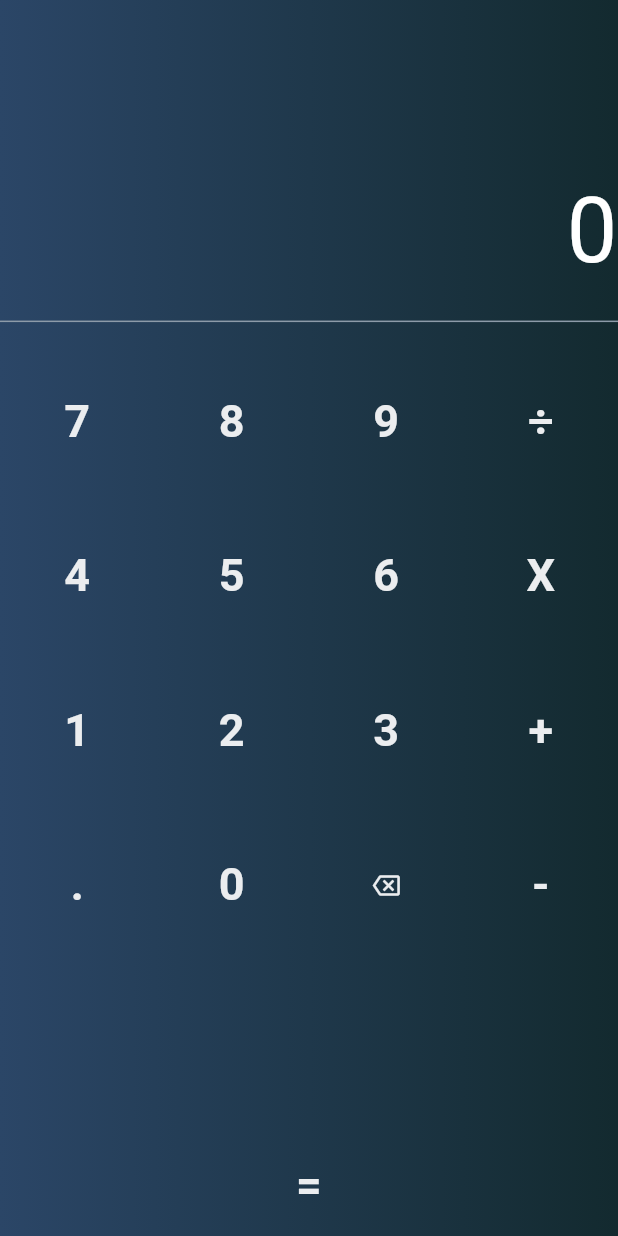
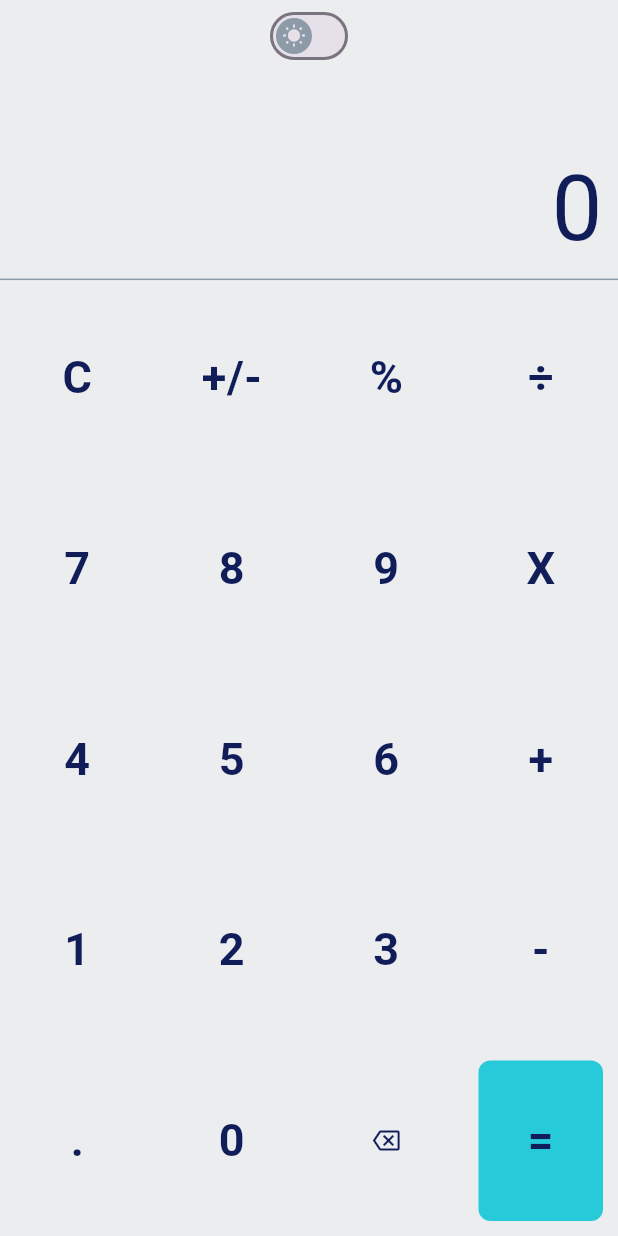
Before and after one commit to AHMED3ly4/calculator_app, a Flutter app: the screen it shows after launch, on a phone screen of 412 x 824 dp. Run offline on Flutter 3.47's test engine with Material 3 defaults, Android fonts, the phone set to English and light mode, and no system bars.

Commit message:
App logic and state management are done

```diff
--- a/lib/app_theme.dart
+++ b/lib/app_theme.dart
@@ -2,8 +2,34 @@ import 'package:flutter/material.dart';
 
 class AppTheme{
   static Color grey=const Color(0xFF8d9ba9);
-  static Color white=Colors.white;
-  static ThemeData appTheme=ThemeData(
+  static Color white=const Color(0xFFebedef);
+  static Color darkBlue=const Color(0xFF101d59);
+  static Color black= Colors.black;
+  static ThemeData appLightTheme=ThemeData(
+    primaryColor: darkBlue,
+    textTheme: TextTheme(
+      bodySmall: TextStyle(
+        color: darkBlue,
+        fontSize: 30,
+        fontWeight: FontWeight.w600
+      ),
+      bodyMedium: TextStyle(
+        color: grey,
+        fontSize: 45,
+        fontWeight: FontWeight.w400
+      ),
+      bodyLarge: TextStyle(
+        color: darkBlue,
+        fontSize: 60,
+      ),
+    ),
+    iconTheme: IconThemeData(
+      color: white,
+    ),
+  );
+
+  static ThemeData appDarkTheme=ThemeData(
+    primaryColor: white,
     textTheme: TextTheme(
       bodySmall: TextStyle(
         color: Color(0xFFebedef),
@@ -19,6 +45,9 @@ class AppTheme{
         color: white,
         fontSize: 60,
       ),
-    )
+    ),
+    iconTheme: IconThemeData(
+      color: white,
+    ),
   );
 }
--- a/lib/home_Screen.dart
+++ /dev/null
@@ -1,131 +0,0 @@
-import 'package:calculator_app/app_theme.dart';
-import 'package:calculator_app/widgets/button.dart';
-import 'package:flutter/material.dart';
-
-class HomeScreen extends StatefulWidget {
-  const HomeScreen({super.key});
-
-  @override
-  State<HomeScreen> createState() => _HomeScreenState();
-}
-
-class _HomeScreenState extends State<HomeScreen> {
-  String currentNumber='';
-  double result=0;
-  String savedNumber='';
-  String savedOperator='';
-  @override
-  Widget build(BuildContext context) {
-    var screenHeight =MediaQuery.of(context).size.height;
-    var screenWidth =MediaQuery.of(context).size.width;
-    void calculate(String operator){
-      // switch (operator){
-      //   case '+':
-      //     result= double.parse(savedNumber)+double.parse(currentNumber);
-      //     break;
-      //     case '-':
-      //     result= double.parse(savedNumber)-double.parse(currentNumber);
-      //     break;
-      //     case '÷':
-      //     result= double.parse(savedNumber)/double.parse(currentNumber);
-      //     break;
-      //     case 'X':
-      //       result= double.parse(savedNumber)*double.parse(currentNumber);
-      //       break;
-      // }
-      // savedNumber=result.toString();
-    }
-    void onNumberClicked(String number){
-      // currentNumber+=number;
-      // setState(() {
-      //
-      // });
-    }
-    void onOperatorClicked(String operator){
-      // if(savedNumber.isEmpty&& result==0){
-      //   savedNumber=currentNumber;//saved=1 current=1,
-      //   savedOperator=operator;//saved operator = +,
-      //  }
-      //   else{
-      //   calculate(savedOperator);
-      // }
-      // currentNumber=''; //current='' ,
-      // setState(() {});
-    }
-    List<Widget> buttons=[
-      Button(label: '7', onButton: onNumberClicked),
-      Button(label: '8', onButton: onNumberClicked),
-      Button(label: '9', onButton: onNumberClicked),
-      Button(label: '÷', onButton: onOperatorClicked),
-      Button(label: '4', onButton: onNumberClicked),
-      Button(label: '5', onButton: onNumberClicked),
-      Button(label: '6', onButton: onNumberClicked),
-      Button(label: 'X', onButton: onOperatorClicked),
-      Button(label: '1', onButton: onNumberClicked),
-      Button(label: '2', onButton: onNumberClicked),
-      Button(label: '3', onButton: onNumberClicked),
-      Button(label: '+', onButton: onOperatorClicked),
-      Button(label: '.', onButton: onNumberClicked),
-      Button(label: '0', onButton: onNumberClicked),
-      Button(label: 'remove', onButton: onNumberClicked),
-      Button(label: '-', onButton: onOperatorClicked),
-      Button(label: '=', onButton: onNumberClicked),
-    ];
-    return Container(
-      decoration: const BoxDecoration(
-        gradient: LinearGradient(
-            colors: [
-              Color(0xFF2b4667),
-              Color(0xFF132a2f),
-            ]
-        ),
-      ),
-      height: screenHeight,
-      width: screenWidth,
-      child: Column(
-        crossAxisAlignment: CrossAxisAlignment.stretch,
-        children: [
-          SizedBox(
-            height: MediaQuery.of(context).viewPadding.top+screenHeight*0.03,
-          ),
-          Text(
-            currentNumber,
-            textAlign: TextAlign.end,
-            style: Theme.of(context).textTheme.bodyMedium,
-            maxLines: 1,
-          ),
-          const SizedBox(
-            height: 20,
-          ),
-          Text(
-            result.round().toString(),
-            textAlign: TextAlign.end,
-            style: Theme.of(context).textTheme.bodyLarge,
-            maxLines: 1,
-          ),
-          Container(
-            margin: const EdgeInsets.symmetric(
-                vertical: 15
-            ),
-            color: AppTheme.grey,
-            width: double.infinity,
-            height: 1,
-          ),
-          Expanded(
-            flex: 8,
-              child: GridView.builder(
-                  gridDelegate: const SliverGridDelegateWithFixedCrossAxisCount(
-                    crossAxisCount: 4,
-                  ),
-                  itemBuilder: (context, index) => buttons[index],
-                physics: NeverScrollableScrollPhysics(),
-                itemCount: 16,
-              ),
-          ),
-         Expanded(
-             child: buttons[16]),
-        ],
-      ),
-    );
-  }
-}
--- /dev/null
+++ b/lib/home_screen.dart
@@ -0,0 +1,271 @@
+import 'package:calculator_app/app_theme.dart';
+import 'package:calculator_app/setting_provider.dart';
+import 'package:calculator_app/widgets/button.dart';
+import 'package:flutter/material.dart';
+import 'package:provider/provider.dart';
+
+class HomeScreen extends StatefulWidget {
+  const HomeScreen({super.key});
+
+  @override
+  State<HomeScreen> createState() => _HomeScreenState();
+}
+
+class _HomeScreenState extends State<HomeScreen> {
+  String currentNumber='';
+  double result=0;
+  String savedNumber='';
+  String savedOperator='';
+  void calculate(operator){
+    if(currentNumber.isEmpty ){
+      return;
+    }
+    switch (operator){
+      case '+':
+        result= double.parse(savedNumber)+double.parse(currentNumber);
+        break;
+      case '-':
+        result= double.parse(savedNumber)-double.parse(currentNumber);
+        break;
+      case '÷':
+        result= double.parse(savedNumber)/double.parse(currentNumber);
+        break;
+      case 'X':
+        result= double.parse(savedNumber)*double.parse(currentNumber);
+        break;
+    }
+    savedNumber=result.toString();
+  }
+  void onOperatorClicked(String operator){
+    if(savedNumber.isEmpty){
+      savedNumber=currentNumber;
+    }else{
+      calculate(savedOperator);
+    }
+    savedOperator=operator;
+    currentNumber='';
+    setState(() {});
+  }
+  void onNumberClicked(String number){
+    if(number=='0'&& currentNumber =='0'){
+      return;
+    }else if(currentNumber=='0'){
+      currentNumber='';
+    }
+    if(result!=0 &&savedOperator.isEmpty){
+      result=0;
+      savedNumber='';
+    }
+    currentNumber+=number;
+    setState(() {
+
+    });
+  }
+  void onRemoveClicked(String number){
+    if(currentNumber.isNotEmpty){
+      currentNumber= currentNumber.substring(1,currentNumber.length);
+    }
+    setState(() {
+
+    });
+  }
+  void onDotClicked(String dot){
+    if(!currentNumber.contains(dot)){
+      currentNumber += dot;
+    }
+    setState(() {
+
+    });
+  }
+  void onEqualClicked(String equal){
+    calculate(savedOperator);
+    currentNumber='';
+    savedOperator='';
+    setState(() {
+
+    });
+  }
+  void onPercentClicked(String percent){
+    if(currentNumber.isEmpty) return;
+    currentNumber= '${double.parse(currentNumber)/100}';
+    setState(() {});
+  }
+  void onClearClicked(String _){
+    savedNumber='';
+    savedOperator='';
+    currentNumber='';
+    result=0;
+    setState(() {});
+  }
+  void onPlusNegativeClicked(String _){
+    if(currentNumber.isEmpty){
+      result=0;
+      savedNumber='';
+      currentNumber+='-';
+    }else{
+      currentNumber ='${double.parse(currentNumber)*-1}';
+    }
+    setState(() {});
+  }
+  int getResultDecimalNumbers(){
+    double resultFraction =result - result.toInt();
+    int resultDecimalNumbers = resultFraction.toString().length-3;
+    resultDecimalNumbers > 2? resultDecimalNumbers=2 : null;
+    return resultDecimalNumbers;
+  }
+
+  @override
+  Widget build(BuildContext context) {
+    SettingProvider settingProvider = Provider.of(context);
+    var screenHeight =MediaQuery.of(context).size.height;
+    var screenWidth =MediaQuery.of(context).size.width;
+
+    return Scaffold(
+      body: Stack(
+        alignment: Alignment.topCenter,
+        children: [
+          Container(
+            decoration: settingProvider.appMode == ThemeMode.dark? const BoxDecoration(
+              gradient: LinearGradient(
+                  colors: [
+                    Color(0xFF2b4667),
+                    Color(0xFF132a2f),
+                  ],
+                begin: Alignment.topCenter,
+                end: Alignment.bottomCenter
+              ),
+            ): BoxDecoration(color: AppTheme.white),
+            height: screenHeight,
+            width: screenWidth,
+            child: Column(
+              crossAxisAlignment: CrossAxisAlignment.stretch,
+              children: [
+                SizedBox(
+                  height: MediaQuery.of(context).viewPadding.top+screenHeight*0.03,
+                ),
+                Text(
+                  currentNumber,
+                  textAlign: TextAlign.end,
+                  style: Theme.of(context).textTheme.bodyMedium,
+                  maxLines: 1,
+                ),
+                const SizedBox(
+                  height: 5,
+                ),
+                Padding(
+                  padding: const EdgeInsets.symmetric(horizontal: 10),
+                  child: Row(
+                    children: [
+                      Text(
+                        savedOperator,
+                        textAlign: TextAlign.start,
+                        style: Theme.of(context).textTheme.bodyMedium,
+                      ),
+                      Flexible(
+                        fit: FlexFit.tight,
+                        child: Text(
+                          result.toStringAsFixed(getResultDecimalNumbers()),
+                          textAlign: TextAlign.end,
+                          style: Theme.of(context).textTheme.bodyLarge,
+                        ),
+                      ),
+                    ],
+                  ),
+                ),
+                Container(
+                  margin: const EdgeInsets.symmetric(
+                      vertical: 2
+                  ),
+                  color: AppTheme.grey,
+                  width: double.infinity,
+                  height: 1,
+                ),
+                Expanded(
+                  child: Row(
+                    crossAxisAlignment: CrossAxisAlignment.stretch,
+                    children: [
+                      Button(label: 'C', onButton: onClearClicked),
+                      Button(label: '+/-', onButton: onPlusNegativeClicked),
+                      Button(label: '%', onButton: onPercentClicked),
+                      Button(label: '÷', onButton: onOperatorClicked),
+                    ],
+                  ),
+                ),
+                Expanded(
+                  child: Row(
+                    crossAxisAlignment: CrossAxisAlignment.stretch,
+                    children: [
+                      Button(label: '7', onButton: onNumberClicked),
+                      Button(label: '8', onButton: onNumberClicked),
+                      Button(label: '9', onButton: onNumberClicked),
+                      Button(label: 'X', onButton: onOperatorClicked),
+                    ],
+                  ),
+                ),
+                Expanded(
+                  child: Row(
+                    crossAxisAlignment: CrossAxisAlignment.stretch,
+                    children: [
+                      Button(label: '4', onButton: onNumberClicked),
+                      Button(label: '5', onButton: onNumberClicked),
+                      Button(label: '6', onButton: onNumberClicked),
+                      Button(label: '+', onButton: onOperatorClicked),
+                    ],
+                  ),
+                ),
+                Expanded(
+                  child: Row(
+                    crossAxisAlignment: CrossAxisAlignment.stretch,
+                    children: [
+                      Button(label: '1', onButton: onNumberClicked),
+                      Button(label: '2', onButton: onNumberClicked),
+                      Button(label: '3', onButton: onNumberClicked),
+                      Button(label: '-', onButton: onOperatorClicked),
+
+
+                    ],
+                  ),
+                ),
+                Expanded(
+                  child: Row(
+                    crossAxisAlignment: CrossAxisAlignment.stretch,
+                    children: [
+                      Button(label: '.', onButton: onDotClicked),
+                      Button(label: '0', onButton: onNumberClicked),
+                      Button(label: 'remove', onButton: onRemoveClicked),
+                      Button(
+                        label: '=',
+                        onButton: onEqualClicked,
+                        backgroundColor: const Color(0xF51ec9d8),
+                        padding: const EdgeInsets.all(10),
+                      ),
+
+                    ],
+                  ),
+                ),
+
+              ],
+            ),
+          ),
+          Padding(
+            padding:  EdgeInsets.only(
+                top: MediaQuery.of(context).viewPadding.top,
+            ),
+            child: Switch(
+                value: settingProvider.appMode == ThemeMode.dark,
+                onChanged:(isDark) {if(isDark){
+                  settingProvider.changeAppTheme(ThemeMode.dark);
+                }else{
+                  settingProvider.changeAppTheme(ThemeMode.light);
+                }},
+              thumbColor: MaterialStatePropertyAll(AppTheme.grey),
+              activeTrackColor: AppTheme.black,
+              thumbIcon:settingProvider.appMode ==ThemeMode.light?
+              const MaterialStatePropertyAll(Icon(Icons.wb_sunny_rounded)): const MaterialStatePropertyAll(Icon(Icons.nightlight)),
+            ),
+          ),
+        ],
+      ),
+    );
+  }
+}
--- a/lib/main.dart
+++ b/lib/main.dart
@@ -1,9 +1,15 @@
 import 'package:calculator_app/app_theme.dart';
-import 'package:calculator_app/home_Screen.dart';
+import 'package:calculator_app/home_screen.dart';
+import 'package:calculator_app/setting_provider.dart';
 import 'package:flutter/material.dart';
+import 'package:provider/provider.dart';
 
 void main() {
-  runApp(CalculatorApp());
+
+  runApp(ChangeNotifierProvider(
+    create: (_) => SettingProvider(),
+      child: CalculatorApp(),
+  ));
 }
 
 class CalculatorApp extends StatelessWidget {
@@ -14,7 +20,9 @@ class CalculatorApp extends StatelessWidget {
     return MaterialApp(
       debugShowCheckedModeBanner: false,
       home: HomeScreen(),
-      theme: AppTheme.appTheme,
+      theme: AppTheme.appLightTheme,
+      darkTheme: AppTheme.appDarkTheme,
+      themeMode: Provider.of<SettingProvider>(context).appMode,
     );
   }
 }
--- /dev/null
+++ b/lib/setting_provider.dart
@@ -0,0 +1,12 @@
+import 'package:flutter/material.dart';
+
+class SettingProvider with ChangeNotifier{
+  ThemeMode appMode = ThemeMode.light;
+  void changeAppTheme(ThemeMode selectedTheme){
+    if(selectedTheme == appMode){
+      return;
+    }
+    appMode =selectedTheme;
+    notifyListeners();
+  }
+}
--- a/lib/widgets/button.dart
+++ b/lib/widgets/button.dart
@@ -1,23 +1,43 @@
+import 'package:calculator_app/app_theme.dart';
 import 'package:flutter/material.dart';
 
 class Button extends StatelessWidget {
   final String label;
   void Function(String) onButton;
   late Widget child;
-  Button({required this.label,required this.onButton});
+  Color backgroundColor;
+  EdgeInsetsGeometry padding;
+  int flex;
+  double elevation;
+  Button({
+    required this.label,
+    required this.onButton,
+    this.backgroundColor =Colors.transparent,
+    this.padding =EdgeInsets.zero,
+    this.flex =1,
+    this.elevation =0,
+  });
 
 
   @override
   Widget build(BuildContext context) {
-    label =='remove'? child=Icon(Icons.backspace_outlined):child=Text('$label');
-    return TextButton(
-      onPressed: (){
-        onButton(label);
-      },
-      child: child,
-      style: ButtonStyle(
-          textStyle: MaterialStatePropertyAll(Theme.of(context).textTheme.bodySmall),
-          foregroundColor: MaterialStatePropertyAll(Theme.of(context).textTheme.bodySmall!.color)
+    label =='remove'? child=Icon(Icons.backspace_outlined):child=Text('$label',style: Theme.of(context).textTheme.bodySmall,);
+    return Expanded(
+      flex: flex,
+      child: Padding(
+        padding: padding,
+        child: ElevatedButton(
+            onPressed: (){
+              onButton(label);
+            },
+          style:ElevatedButton.styleFrom(
+            backgroundColor: backgroundColor,
+            elevation: elevation,
+            foregroundColor: Theme.of(context).primaryColor,
+            shape: RoundedRectangleBorder(borderRadius: BorderRadius.circular(8)),
+          ),
+            child: child,
+        ),
       ),
     );
   }
```
Also changed, not shown: pubspec.yaml (+1 -13 lines), pubspec.lock.
